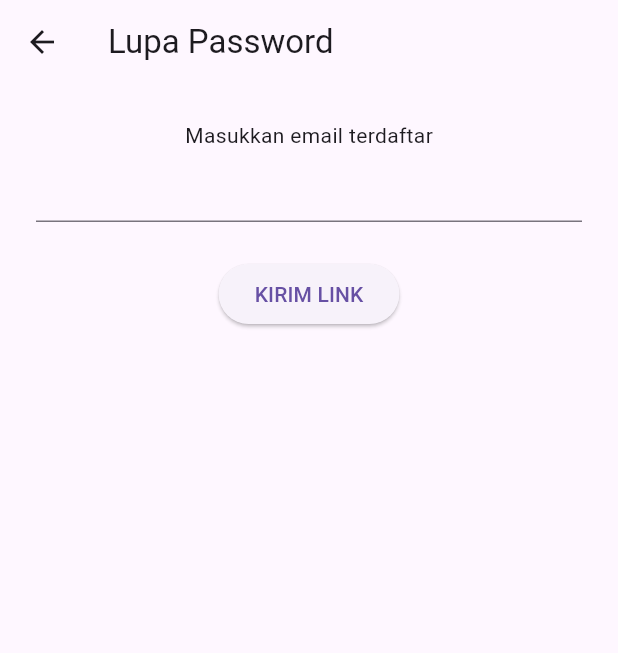
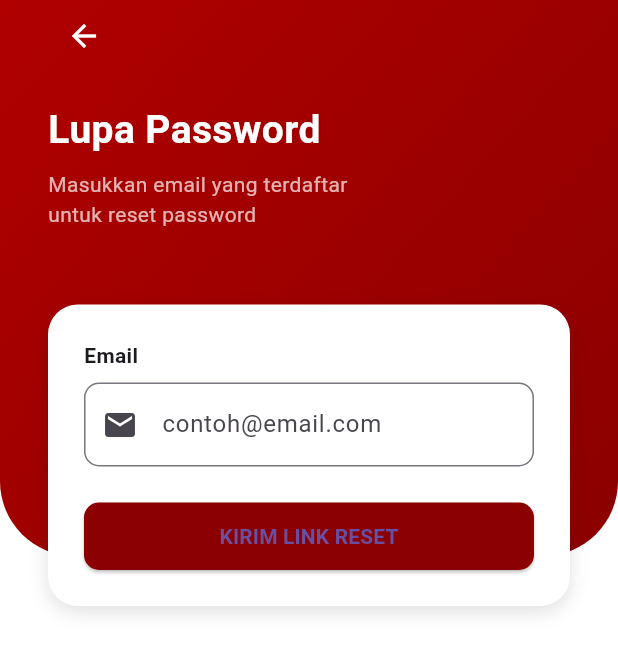
Before and after one commit to akhsanmakky/UMMparking, a Flutter app: the ForgetPasswordScreen screen opened directly, on a phone screen of 412 x 824 dp. Shown: the top 653 px of the screen. Run offline on Flutter 3.47's test engine with Material 3 defaults, Android fonts, the phone set to English and light mode, and no system bars; our stand-ins replace cloud_firestore, firebase_auth, firebase_core, flutter_map, latlong2, location; accounts and stored records are empty; generated files the repository leaves out were written again.

Commit message:
Update forget_password_screen.dart

```diff
--- a/lib/screens/forget/forget_password_screen.dart
+++ b/lib/screens/forget/forget_password_screen.dart
@@ -10,7 +10,7 @@ class ForgetPasswordScreen extends StatefulWidget {
 
 class _ForgetPasswordScreenState extends State<ForgetPasswordScreen> {
   final AuthService _authService = AuthService();
-  final email = TextEditingController();
+  final TextEditingController email = TextEditingController();
   bool loading = false;
 
   Future<void> _reset() async {
@@ -20,10 +20,15 @@ class _ForgetPasswordScreenState extends State<ForgetPasswordScreen> {
 
     setState(() => loading = false);
 
+    if (!mounted) return;
+
     if (error != null) {
       ScaffoldMessenger.of(context)
           .showSnackBar(SnackBar(content: Text(error)));
     } else {
+      ScaffoldMessenger.of(context).showSnackBar(
+        const SnackBar(content: Text('Link reset password telah dikirim')),
+      );
       Navigator.pop(context);
     }
   }
@@ -31,23 +36,141 @@ class _ForgetPasswordScreenState extends State<ForgetPasswordScreen> {
   @override
   Widget build(BuildContext context) {
     return Scaffold(
-      appBar: AppBar(title: const Text('Lupa Password')),
-      body: Padding(
+      backgroundColor: Colors.white,
+      body: Stack(
+        children: [
+          // ================= BACKGROUND MERAH =================
+          Container(
+            height: MediaQuery.of(context).size.height * 0.45,
+            decoration: const BoxDecoration(
+              gradient: LinearGradient(
+                colors: [
+                  Color(0xFFB00000),
+                  Color(0xFF8B0000),
+                ],
+                begin: Alignment.topLeft,
+                end: Alignment.bottomRight,
+              ),
+              borderRadius: BorderRadius.only(
+                bottomLeft: Radius.circular(50),
+                bottomRight: Radius.circular(50),
+              ),
+            ),
+          ),
+
+          // ================= CONTENT =================
+          SafeArea(
+            child: SingleChildScrollView(
+              child: Padding(
+                padding: const EdgeInsets.symmetric(horizontal: 32),
+                child: Column(
+                  crossAxisAlignment: CrossAxisAlignment.start,
+                  children: [
+                    // ---------- APP BAR ----------
+                    IconButton(
+                      icon: const Icon(Icons.arrow_back,
+                          color: Colors.white),
+                      onPressed: () => Navigator.pop(context),
+                    ),
+
+                    const SizedBox(height: 20),
+
+                    // ---------- TITLE ----------
+                    const Text(
+                      'Lupa Password',
+                      style: TextStyle(
+                        color: Colors.white,
+                        fontSize: 26,
+                        fontWeight: FontWeight.bold,
+                      ),
+                    ),
+                    const SizedBox(height: 8),
+                    const Text(
+                      'Masukkan email yang terdaftar\nuntuk reset password',
+                      style: TextStyle(
+                        color: Colors.white70,
+                        fontSize: 14,
+                      ),
+                    ),
+
+                    const SizedBox(height: 50),
+
+                    // ================= CARD FORM =================
+                    Container(
                       padding: const EdgeInsets.all(24),
+                      decoration: BoxDecoration(
+                        color: Colors.white,
+                        borderRadius: BorderRadius.circular(20),
+                        boxShadow: const [
+                          BoxShadow(
+                            color: Colors.black12,
+                            blurRadius: 10,
+                            offset: Offset(0, 4),
+                          )
+                        ],
+                      ),
                       child: Column(
+                        crossAxisAlignment: CrossAxisAlignment.start,
                         children: [
-            const Text('Masukkan email terdaftar'),
-            TextField(controller: email),
+                          const Text(
+                            'Email',
+                            style: TextStyle(fontWeight: FontWeight.bold),
+                          ),
+                          const SizedBox(height: 8),
+                          TextField(
+                            controller: email,
+                            keyboardType: TextInputType.emailAddress,
+                            decoration: InputDecoration(
+                              hintText: 'contoh@email.com',
+                              prefixIcon: const Icon(Icons.email),
+                              border: OutlineInputBorder(
+                                borderRadius: BorderRadius.circular(10),
+                              ),
+                            ),
+                          ),
                           const SizedBox(height: 24),
-            ElevatedButton(
+
+                          // ---------- BUTTON ----------
+                          SizedBox(
+                            width: double.infinity,
+                            height: 45,
+                            child: ElevatedButton(
                               onPressed: loading ? null : _reset,
+                              style: ElevatedButton.styleFrom(
+                                backgroundColor:
+                                    const Color(0xFF8B0000),
+                                shape: RoundedRectangleBorder(
+                                  borderRadius: BorderRadius.circular(10),
+                                ),
+                              ),
                               child: loading
-                  ? const CircularProgressIndicator(color: Colors.white)
-                  : const Text('KIRIM LINK'),
+                                  ? const SizedBox(
+                                      width: 20,
+                                      height: 20,
+                                      child: CircularProgressIndicator(
+                                        strokeWidth: 2,
+                                        color: Colors.white,
+                                      ),
+                                    )
+                                  : const Text(
+                                      'KIRIM LINK RESET',
+                                      style: TextStyle(
+                                          fontWeight: FontWeight.bold),
+                                    ),
+                            ),
                           ),
                         ],
                       ),
                     ),
+
+                    const SizedBox(height: 40),
+                  ],
+                ),
+              ),
+            ),
+          ),
+        ],
+      ),
     );
   }
 }
```
Lines whose indentation alone changed are shown as unchanged.
